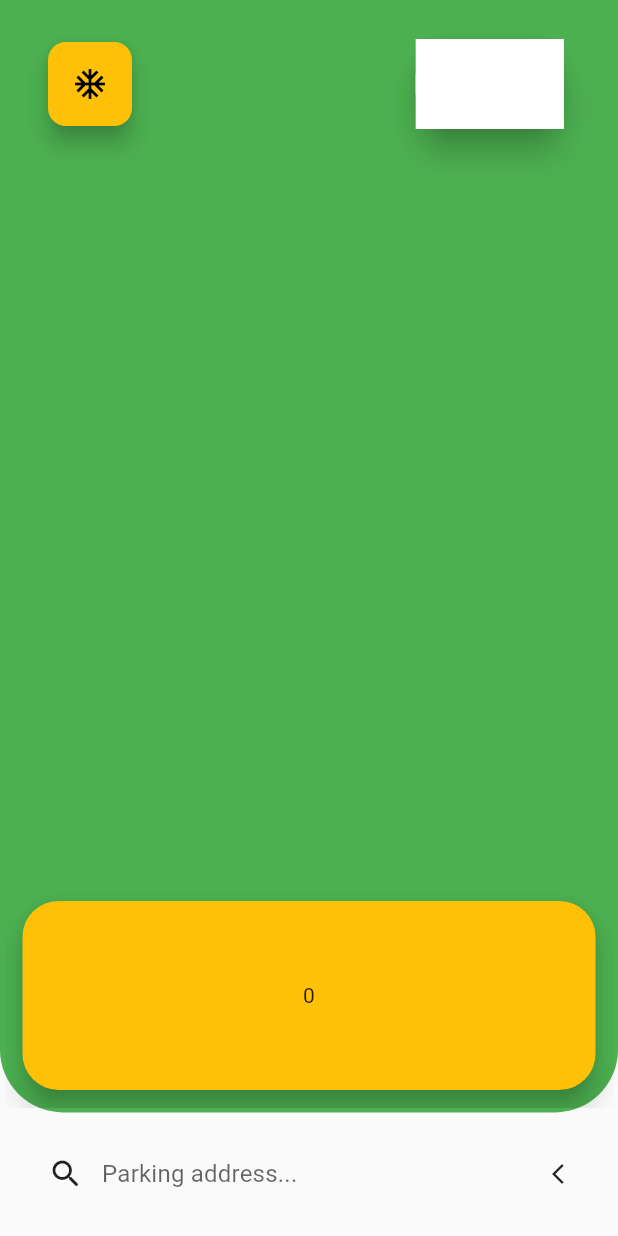
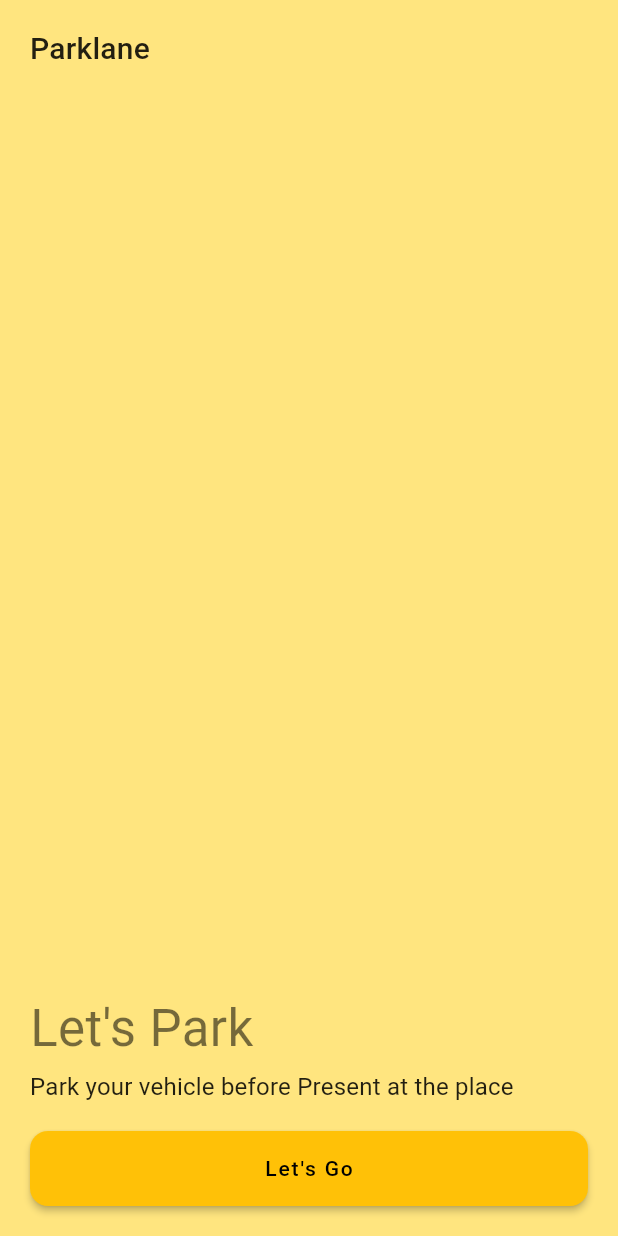
Before and after one commit to suyog-patil-21/parklane-parking-app, a Flutter app: the screen it shows after launch, on a phone screen of 412 x 824 dp. Run offline on Flutter 3.47's test engine with Material 2 defaults, Android fonts, the light colour scheme and no system bars; our stand-ins replace bloc, connectivity_plus, flutter_bloc, google_fonts, socket_io_client; Roboto replaces fonts that are missing (Heebo).

Commit message:
login ui half complete

```diff
--- a/parklane_app/lib/main.dart
+++ b/parklane_app/lib/main.dart
@@ -4,9 +4,10 @@
 import 'package:flutter_bloc/flutter_bloc.dart';
 import 'package:google_fonts/google_fonts.dart';
 import 'package:parklane_app/business_logic/internet_status_cubit/internet_cubit.dart';
+import 'package:parklane_app/presentation/screen/login_signup_page.dart';
 import 'package:parklane_app/router/app_routes.dart';
 import 'constants/theme_color.dart';
-import 'presentation/screen/home_page.dart';
+import 'presentation/screen/home_screen.dart';
 import 'constants/theme_color.dart' as My;
 
 void main() {
@@ -91,6 +92,7 @@
         ),
         home: const HomeScreen(),
         onGenerateRoute: appRouter.onGenerateRoute,
+        initialRoute: LoginSignupScreen.route,
       ),
     );
   }
--- a/parklane_app/lib/presentation/desktopui/desktop_home_view.dart
+++ b/parklane_app/lib/presentation/desktopui/desktop_home_view.dart
@@ -11,6 +11,7 @@
         child: Row(
           children: [
             // * SideBar area
+            // FIXME : // ! Try to use AspectRatio instead of Expanded for Responsive design
             Expanded(
               flex: 2,
               child: Container(
--- a/parklane_app/lib/presentation/desktopui/desktop_login_view.dart
+++ b/parklane_app/lib/presentation/desktopui/desktop_login_view.dart
@@ -5,6 +5,6 @@
 
   @override
   Widget build(BuildContext context) {
-    return Container();
+    return Scaffold();
   }
 }
--- /dev/null
+++ b/parklane_app/lib/presentation/mobileui/mobile_login_intro_view.dart
@@ -0,0 +1,68 @@
+import 'package:flutter/material.dart';
+import 'package:parklane_app/presentation/mobileui/mobile_login_signup_view.dart';
+
+class MobileLoginIntroView extends StatelessWidget {
+  static const String route = '/mobileauthintro';
+
+  const MobileLoginIntroView({Key? key}) : super(key: key);
+
+  @override
+  Widget build(BuildContext context) {
+    final screenSize = MediaQuery.of(context).size;
+    return Scaffold(
+      backgroundColor: Colors.amberAccent.shade100,
+      body: Stack(
+        children: [
+          Align(
+            alignment: Alignment.topLeft,
+            child: Padding(
+              padding: const EdgeInsets.symmetric(vertical: 20, horizontal: 20),
+              child: Text(
+                'Parklane',
+                style: Theme.of(context).textTheme.headline6,
+              ),
+            ),
+          ),
+          Align(
+            alignment: Alignment.bottomLeft,
+            child: Padding(
+                padding:
+                    const EdgeInsets.symmetric(vertical: 20, horizontal: 20),
+                child: Column(
+                  mainAxisAlignment: MainAxisAlignment.end,
+                  crossAxisAlignment: CrossAxisAlignment.start,
+                  children: [
+                    Text(
+                      'Let\'s Park',
+                      style: Theme.of(context).textTheme.headline4,
+                    ),
+                    const SizedBox(
+                      height: 10,
+                    ),
+                    Text(
+                      'Park your vehicle before Present at the place',
+                      style: Theme.of(context).textTheme.subtitle1,
+                    ),
+                    const SizedBox(
+                      height: 20,
+                    ),
+                    ElevatedButton(
+                      onPressed: () {
+                        Navigator.of(context)
+                            .pushNamed(MobileLoginSignupView.route);
+                      },
+                      child: Text(
+                        'Let\'s Go',
+                      ),
+                      style: ButtonStyle(
+                          minimumSize: MaterialStateProperty.all<Size>(
+                              Size(screenSize.width - 0.1, 50))),
+                    ),
+                  ],
+                )),
+          ),
+        ],
+      ),
+    );
+  }
+}
--- a/parklane_app/lib/presentation/screen/home_page.dart
+++ b/parklane_app/lib/presentation/screen/home_screen.dart
@@ -7,6 +7,7 @@
 import '../widgets/gobals/responsive_layout.dart';
 
 class HomeScreen extends StatelessWidget {
+  static const String route = '/';
   const HomeScreen({Key? key}) : super(key: key);
 
   @override
@@ -38,7 +39,9 @@
                       style: Theme.of(context).textTheme.headline4)),
             );
           }
-          return Container();
+          return Container(
+            child: Text('SomeThing When wrong try restarting the App'),
+          );
         },
       ),
     );
--- a/parklane_app/lib/presentation/screen/login_signup_page.dart
+++ b/parklane_app/lib/presentation/screen/login_signup_page.dart
@@ -1,19 +1,19 @@
 import 'package:flutter/material.dart';
 import '../desktopui/desktop_login_view.dart';
-import '../mobileui/mobile_login_view.dart';
+import '../mobileui/mobile_login_intro_view.dart';
 import '../widgets/gobals/responsive_layout.dart';
 
-class HomeScreen extends StatelessWidget {
-  const HomeScreen({Key? key}) : super(key: key);
+class LoginSignupScreen extends StatelessWidget {
+  static const String route = '/auth';
+  const LoginSignupScreen({Key? key}) : super(key: key);
 
   @override
   Widget build(BuildContext context) {
-    return Scaffold(
+    return Container(
         // extendBodyBehindAppBar: true,
-        backgroundColor: Colors.amberAccent.shade100,
-        body: ResponsiveLayout(
-          desktopBody: DesktopLoginView(),
-          mobileBody: MobileLoginView(),
-        ));
+        child: ResponsiveLayout(
+      desktopBody: DesktopLoginView(),
+      mobileBody: MobileLoginIntroView(),
+    ));
   }
 }
--- a/parklane_app/lib/router/app_routes.dart
+++ b/parklane_app/lib/router/app_routes.dart
@@ -1,14 +1,25 @@
 import 'package:flutter/material.dart';
 import 'package:flutter/widgets.dart';
-import 'package:parklane_app/presentation/screen/home_page.dart';
+import 'package:parklane_app/presentation/mobileui/mobile_login_intro_view.dart';
+import 'package:parklane_app/presentation/mobileui/mobile_login_signup_view.dart';
+import 'package:parklane_app/presentation/screen/home_screen.dart';
+import 'package:parklane_app/presentation/screen/login_signup_page.dart';
 
 class AppRouter {
   Route? onGenerateRoute(RouteSettings routeSettings) {
     switch (routeSettings.name) {
-      case '/':
-        // * Home Screen Route
+      case HomeScreen.route:
+        // * Home Screen Route : '/'
         return MaterialPageRoute(builder: (_) => HomeScreen());
-        break;
+      case LoginSignupScreen.route:
+        // * LoginSignupSCreen Routes: '/auth'
+        return MaterialPageRoute(builder: (_) => LoginSignupScreen());
+      case MobileLoginIntroView.route:
+        // * MobileSignupIntroScreenRoute: '/mobileauthintro'
+        return MaterialPageRoute(builder: (_) => MobileLoginIntroView());
+      case MobileLoginSignupView.route:
+        // * Mobile Login / Signup Screen route : '/mobileauth'
+        return MaterialPageRoute(builder: (_) => MobileLoginSignupView());
       default:
         return null;
     }
```
Also changed, not shown: parklane_app/lib/presentation/mobileui/mobile_login_signup_view.dart (added, +164 -0 lines), parklane_app/lib/presentation/mobileui/mobile_login_view.dart (deleted, +0 -16 lines).
